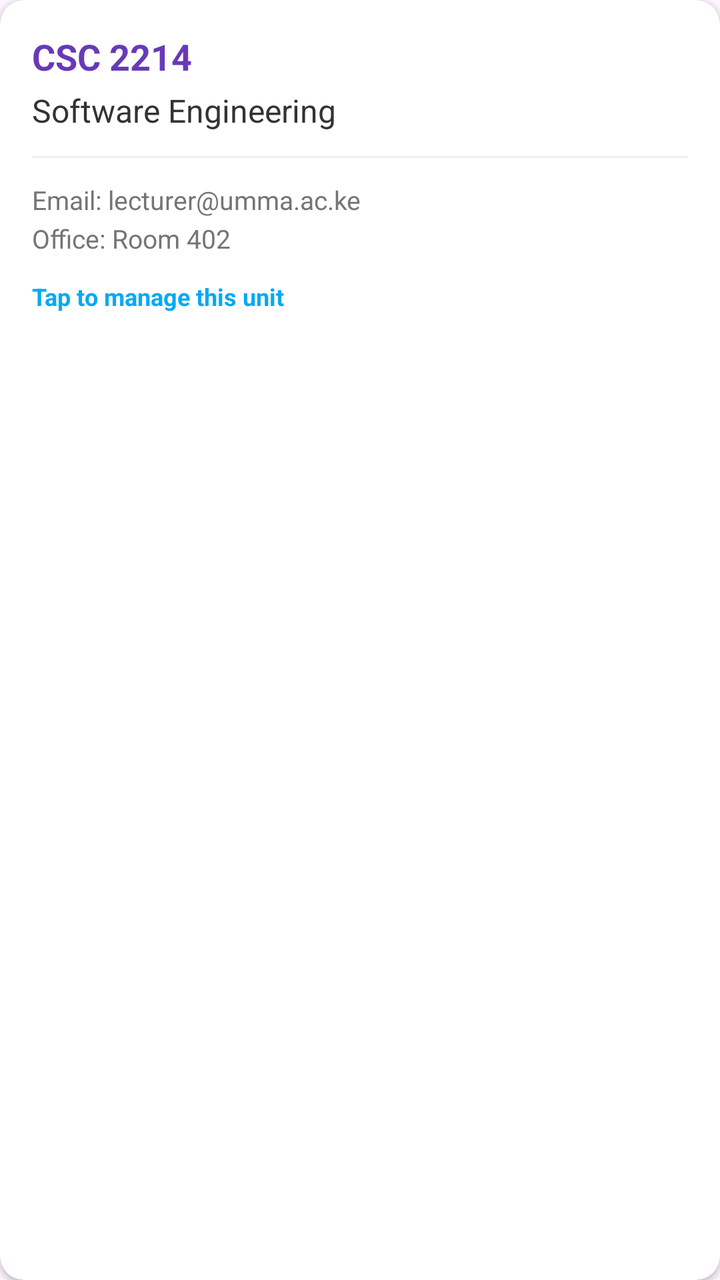
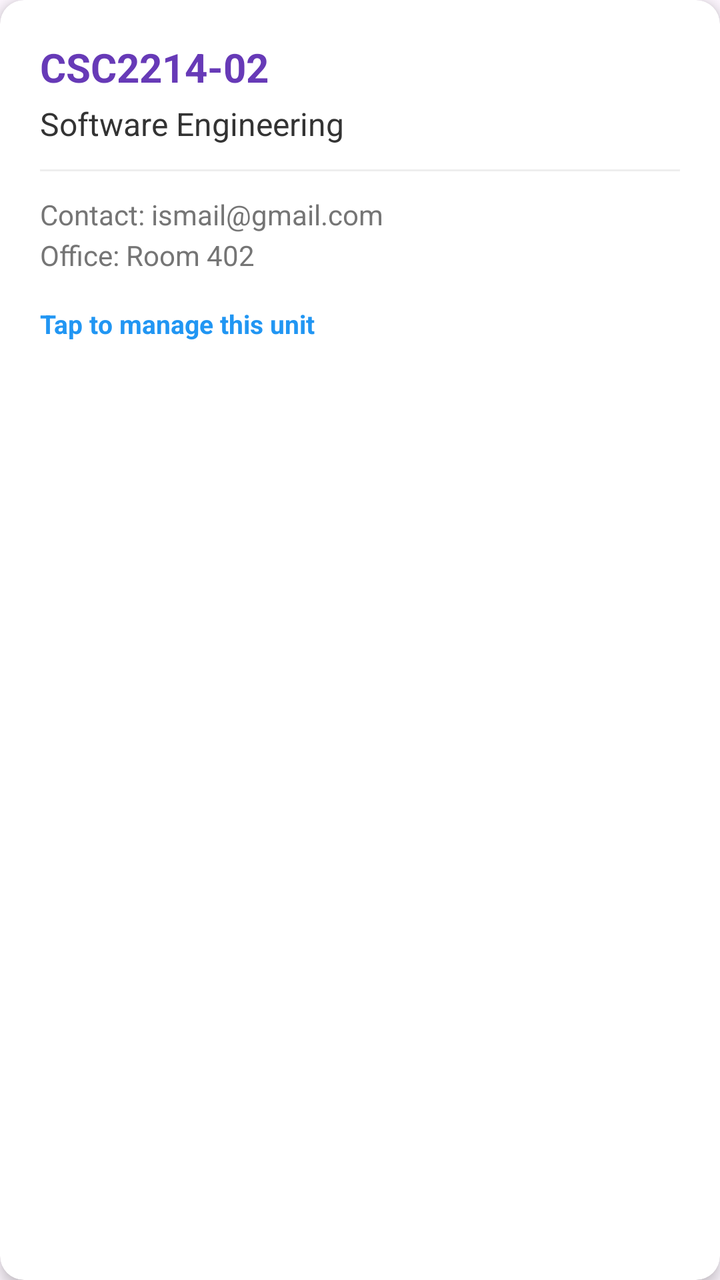

The first picture is an Android layout as it rendered before a commit; the second is the same layout after the commit. The layout source and the unified diff follow.
<!-- AndroidManifest.xml: application theme Theme.Umma_University -->
<!-- res/layout/item_lecturer_unit.xml -->
<?xml version="1.0" encoding="utf-8"?>
<androidx.cardview.widget.CardView xmlns:android="http://schemas.android.com/apk/res/android"
    xmlns:app="http://schemas.android.com/apk/res-auto"
    android:layout_width="match_parent"
    android:layout_height="wrap_content"
    android:layout_marginBottom="12dp"
    app:cardCornerRadius="12dp"
    app:cardElevation="2dp"
    app:cardBackgroundColor="#FFFFFF">

    <LinearLayout
        android:layout_width="match_parent"
        android:layout_height="wrap_content"
        android:orientation="vertical"
        android:padding="16dp">

        
        <TextView
            android:id="@+id/tvLecItemUnitCode"
            android:layout_width="wrap_content"
            android:layout_height="wrap_content"
            android:text="CSC 2214"
            android:textSize="18sp"
            android:textStyle="bold"
            android:textColor="#673AB7" />

        
        <TextView
            android:id="@+id/tvLecItemUnitName"
            android:layout_width="wrap_content"
            android:layout_height="wrap_content"
            android:text="Software Engineering"
            android:textSize="16sp"
            android:textColor="#333333"
            android:layout_marginTop="4dp" />

        
        <View
            android:layout_width="match_parent"
            android:layout_height="1dp"
            android:background="#EEEEEE"
            android:layout_marginVertical="12dp" />

        
        <TextView
            android:id="@+id/tvLecContact"
            android:layout_width="wrap_content"
            android:layout_height="wrap_content"
            android:text="Email: lecturer@umma.ac.ke\nOffice: Room 402"
            android:textSize="13sp"
            android:textColor="#757575"
            android:lineSpacingExtra="4dp" />

        
        <TextView
            android:layout_width="wrap_content"
            android:layout_height="wrap_content"
            android:text="Tap to manage this unit"
            android:textSize="12sp"
            android:textStyle="bold"
            android:textColor="#03A9F4"
            android:layout_marginTop="12dp" />

    </LinearLayout>
</androidx.cardview.widget.CardView>
<!-- resources referenced by this layout -->
<resources>
  <style name="Theme.Umma_University" parent="Base.Theme.Umma_University" />
  <style name="Base.Theme.Umma_University" parent="Theme.Material3.DayNight.NoActionBar">
          
          
      </style>
</resources>

<!-- the commit's change to res/layout/item_lecturer_unit.xml (unified diff, before → after) -->
@@ -3,28 +3,26 @@
     xmlns:app="http://schemas.android.com/apk/res-auto"
     android:layout_width="match_parent"
     android:layout_height="wrap_content"
-    android:layout_marginBottom="12dp"
+    android:layout_marginBottom="16dp"
     app:cardCornerRadius="12dp"
-    app:cardElevation="2dp"
+    app:cardElevation="4dp"
     app:cardBackgroundColor="#FFFFFF">
 
     <LinearLayout
         android:layout_width="match_parent"
         android:layout_height="wrap_content"
         android:orientation="vertical"
-        android:padding="16dp">
+        android:padding="20dp">
 
-        
         <TextView
             android:id="@+id/tvLecItemUnitCode"
             android:layout_width="wrap_content"
             android:layout_height="wrap_content"
-            android:text="CSC 2214"
-            android:textSize="18sp"
+            android:text="CSC2214-02"
+            android:textSize="20sp"
             android:textStyle="bold"
             android:textColor="#673AB7" />
 
-        
         <TextView
             android:id="@+id/tvLecItemUnitName"
             android:layout_width="wrap_content"
@@ -34,32 +32,29 @@
             android:textColor="#333333"
             android:layout_marginTop="4dp" />
 
-        
         <View
             android:layout_width="match_parent"
             android:layout_height="1dp"
             android:background="#EEEEEE"
             android:layout_marginVertical="12dp" />
 
-        
         <TextView
             android:id="@+id/tvLecContact"
             android:layout_width="wrap_content"
             android:layout_height="wrap_content"
-            android:text="Email: lecturer@umma.ac.ke\nOffice: Room 402"
-            android:textSize="13sp"
+            android:text="Contact: ismail@gmail.com\nOffice: Room 402"
+            android:textSize="14sp"
             android:textColor="#757575"
             android:lineSpacingExtra="4dp" />
 
-        
         <TextView
             android:layout_width="wrap_content"
             android:layout_height="wrap_content"
             android:text="Tap to manage this unit"
-            android:textSize="12sp"
+            android:textSize="13sp"
             android:textStyle="bold"
-            android:textColor="#03A9F4"
-            android:layout_marginTop="12dp" />
+            android:textColor="#2196F3"
+            android:layout_marginTop="16dp" />
 
     </LinearLayout>
 </androidx.cardview.widget.CardView>
